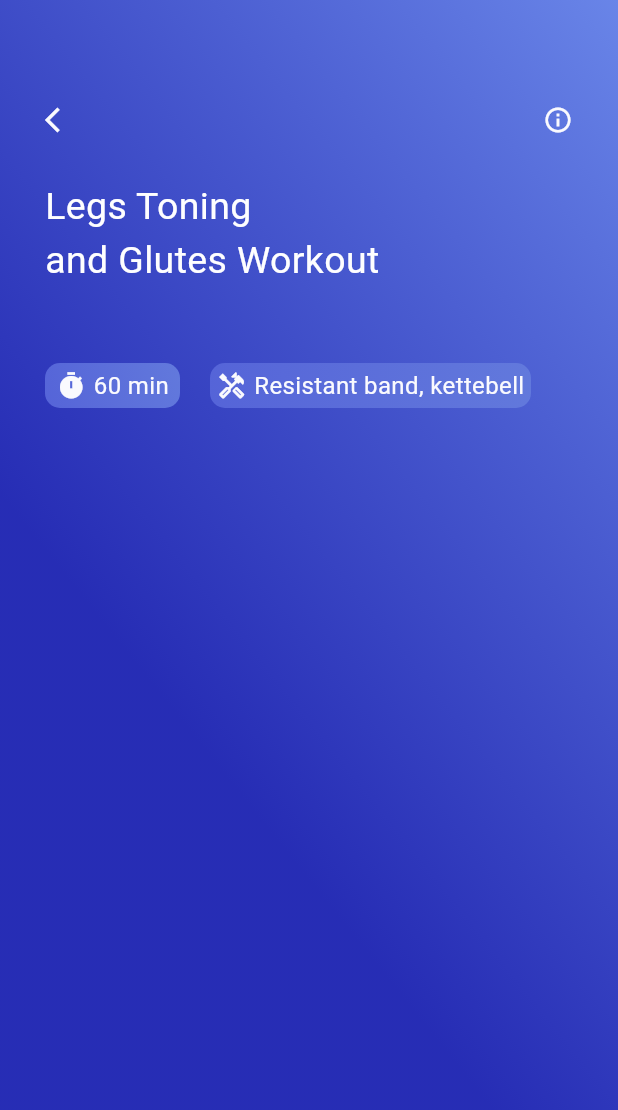
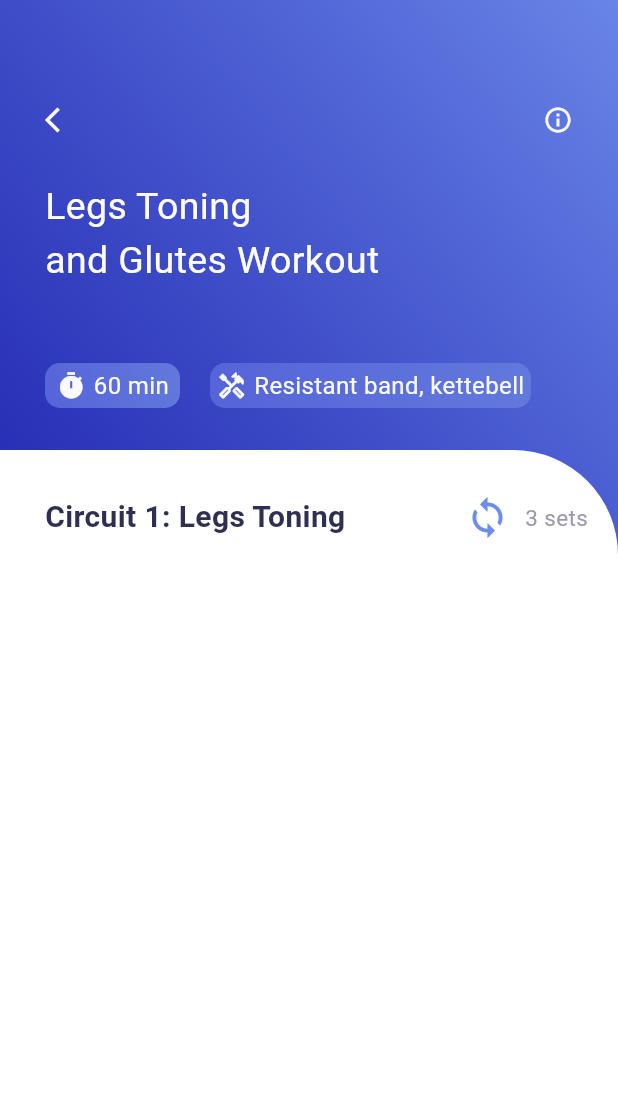
Before and after one commit to mehedi4958/video-player, a Flutter app: the VideoInfo screen opened directly, on a phone screen of 412 x 824 dp. Shown: the top 1110 px of the screen. Run offline on Flutter 3.47's test engine with Material 2 defaults, Android fonts, the phone set to English and light mode, and no system bars; our stand-ins replace get.

Commit message:
routes given to pages

```diff
--- a/lib/home_page.dart
+++ b/lib/home_page.dart
@@ -1,7 +1,9 @@
 import 'dart:convert';
 
 import 'package:flutter/material.dart';
+import 'package:get/get.dart';
 import 'package:video_player/colors.dart';
+import 'package:video_player/video_info.dart';
 
 class HomePage extends StatefulWidget {
   const HomePage({super.key});
@@ -87,10 +89,19 @@ class _HomePageState extends State<HomePage> {
                   ),
                 ),
                 const SizedBox(width: 5),
-                Icon(
-                  Icons.arrow_forward,
-                  size: 20,
-                  color: AppColor.homePageIcons,
+                InkWell(
+                  onTap: () {
+                    Get.to(
+                      () => const VideoInfo(),
+                      transition: Transition.fadeIn,
+                      duration: const Duration(milliseconds: 500),
+                    );
+                  },
+                  child: Icon(
+                    Icons.arrow_forward,
+                    size: 20,
+                    color: AppColor.homePageIcons,
+                  ),
                 ),
               ],
             ),
--- a/lib/main.dart
+++ b/lib/main.dart
@@ -1,4 +1,5 @@
 import 'package:flutter/material.dart';
+import 'package:get/get.dart';
 import 'package:video_player/home_page.dart';
 import 'package:video_player/video_info.dart';
 
@@ -11,14 +12,14 @@ class MyApp extends StatelessWidget {
 
   @override
   Widget build(BuildContext context) {
-    return MaterialApp(
+    return GetMaterialApp(
       debugShowCheckedModeBanner: false,
       title: 'Flutter Demo',
       theme: ThemeData(
         colorScheme: ColorScheme.fromSeed(seedColor: Colors.deepPurple),
         useMaterial3: true,
       ),
-      home: const VideoInfo(),
+      home: const HomePage(),
     );
   }
 }
--- a/lib/video_info.dart
+++ b/lib/video_info.dart
@@ -1,4 +1,7 @@
+import 'dart:convert';
+
 import 'package:flutter/material.dart';
+import 'package:get/get.dart';
 import 'package:video_player/colors.dart';
 
 class VideoInfo extends StatefulWidget {
@@ -9,6 +12,22 @@ class VideoInfo extends StatefulWidget {
 }
 
 class _VideoInfoState extends State<VideoInfo> {
+  List info = [];
+
+  _initData() {
+    DefaultAssetBundle.of(context)
+        .loadString('json/videoinfo.json')
+        .then((value) {
+      info = json.decode(value);
+    });
+  }
+
+  @override
+  void initState() {
+    super.initState();
+    _initData();
+  }
+
   @override
   Widget build(BuildContext context) {
     return Scaffold(
@@ -34,10 +53,15 @@ class _VideoInfoState extends State<VideoInfo> {
                 children: [
                   Row(
                     children: [
-                      Icon(
-                        Icons.arrow_back_ios,
-                        size: 20,
-                        color: AppColor.secondPageIconColor,
+                      InkWell(
+                        onTap: () {
+                          Get.back();
+                        },
+                        child: Icon(
+                          Icons.arrow_back_ios,
+                          size: 20,
+                          color: AppColor.secondPageIconColor,
+                        ),
                       ),
                       Expanded(child: Container()),
                       Icon(
@@ -136,7 +160,54 @@ class _VideoInfoState extends State<VideoInfo> {
                   ),
                 ],
               ),
-            )
+            ),
+            Expanded(
+              child: Container(
+                decoration: const BoxDecoration(
+                  color: Colors.white,
+                  borderRadius: BorderRadius.only(
+                    topRight: Radius.circular(70),
+                  ),
+                ),
+                child: Column(
+                  children: [
+                    const SizedBox(height: 30),
+                    Row(
+                      children: [
+                        const SizedBox(width: 30),
+                        Text(
+                          'Circuit 1: Legs Toning',
+                          style: TextStyle(
+                            fontSize: 20,
+                            fontWeight: FontWeight.bold,
+                            color: AppColor.circuitsColor,
+                          ),
+                        ),
+                        Expanded(child: Container()),
+                        Row(
+                          children: [
+                            Icon(
+                              Icons.loop,
+                              size: 30,
+                              color: AppColor.loopColor,
+                            ),
+                            const SizedBox(width: 10),
+                            Text(
+                              '3 sets',
+                              style: TextStyle(
+                                fontSize: 15,
+                                color: AppColor.setsColor,
+                              ),
+                            ),
+                          ],
+                        ),
+                        const SizedBox(width: 20),
+                      ],
+                    ),
+                  ],
+                ),
+              ),
+            ),
           ],
         ),
       ),
--- a/pubspec.yaml
+++ b/pubspec.yaml
@@ -35,6 +35,7 @@ dependencies:
   # The following adds the Cupertino Icons font to your application.
   # Use with the CupertinoIcons class for iOS style icons.
   cupertino_icons: ^1.0.2
+  get: ^4.6.5
 
 dev_dependencies:
   flutter_test:
```
Also changed, not shown: pubspec.lock.
